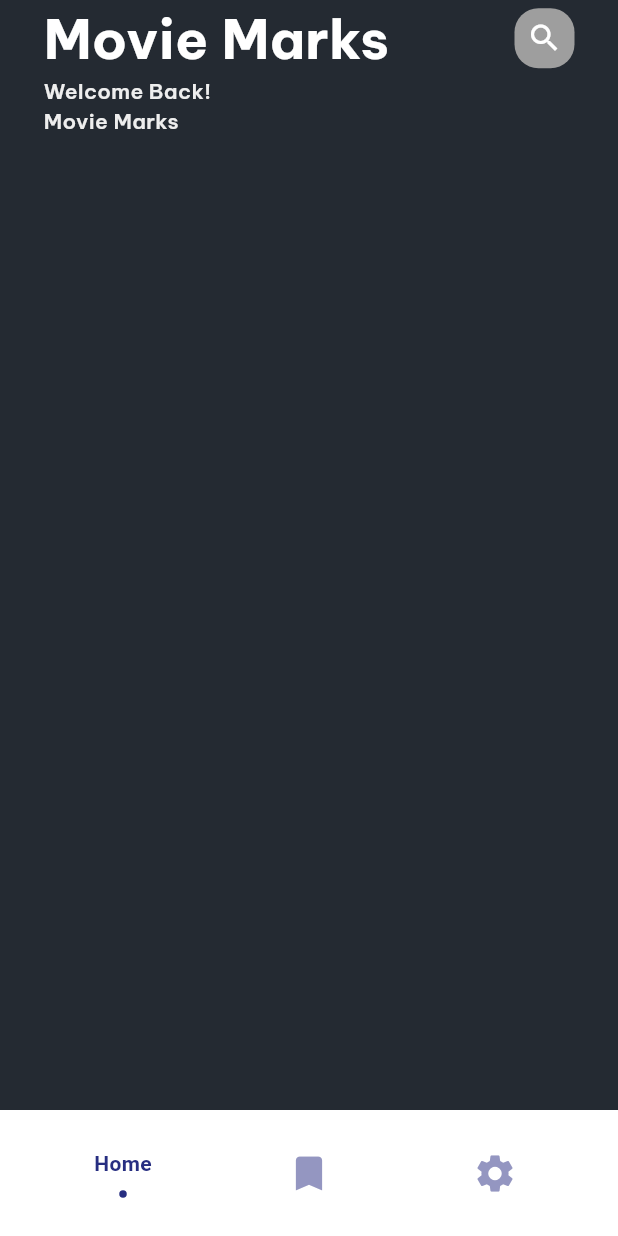
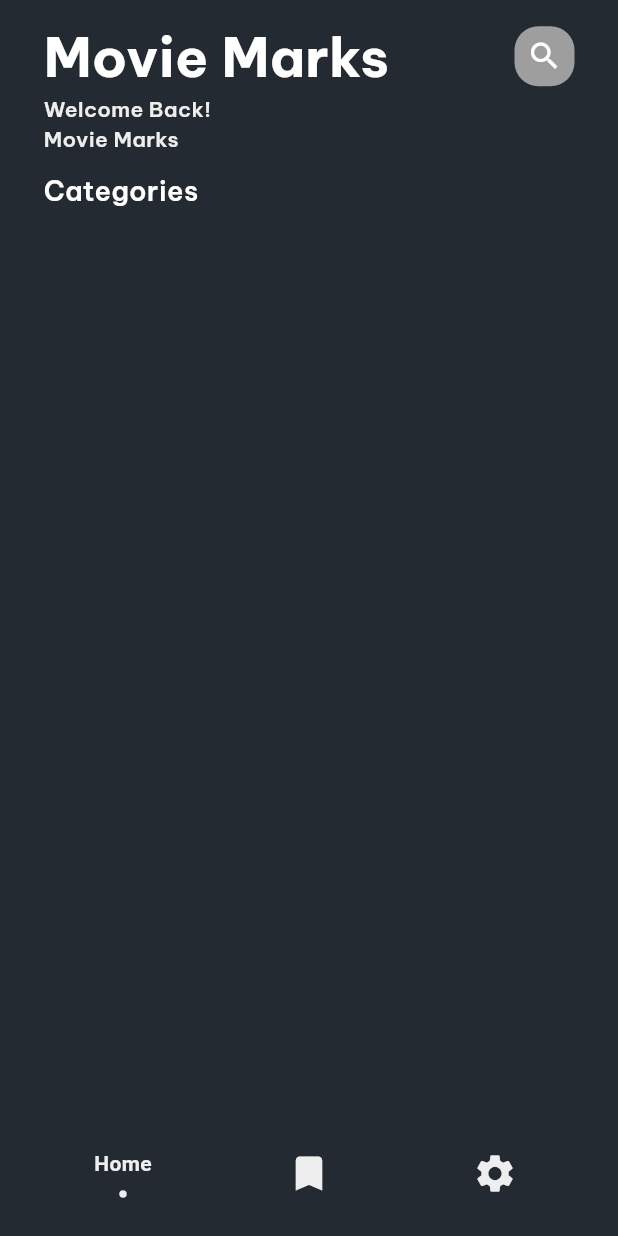
Before and after one commit to datlowashere/MovieMarks, a Flutter app: the screen it shows after launch, on a phone screen of 412 x 824 dp. Run offline on Flutter 3.47's test engine with Material 3 defaults, Android fonts, the light colour scheme and no system bars; drawn by our look-alikes of flashy_tab_bar2, flutter_easyloading, lazy_load_scrollview; our stand-ins replace bloc, dio, equatable, firebase_core, flutter_bloc, flutter_svg and 1 more; accounts and stored records are empty; network calls fail; Roboto replaces fonts that are missing (BeVietNamPro).

Commit message:
update: get list genre, movies

```diff
--- a/lib/constants/api_urls.dart
+++ b/lib/constants/api_urls.dart
@@ -1,5 +1,7 @@
 class ApiUrls{
   static const baseUrl="";
-  static const movieUrl = "https://api.themoviedb.org/3/";
+  static const tmdbApiBaseUrl = "https://api.themoviedb.org/3/";
   static const imageUrl = "https://image.tmdb.org/t/p/original";
+  static const genreEndPoint="genre/movie/list";
+  static const moviesEndPoint ="movie/popular";
 }
--- a/lib/constants/app_contants.dart
+++ b/lib/constants/app_contants.dart
@@ -11,4 +11,5 @@ class AppConstants {
   static const averageRating = "Average Rating";
   static const readMore = "Read More";
   static const rateCount = "Rate Count";
+  static const genreTitle = "Categories";
 }
--- /dev/null
+++ b/lib/data/repository/genre_repository.dart
@@ -0,0 +1,20 @@
+import 'package:movie_marks/constants/api_urls.dart';
+import 'package:movie_marks/data/models/genre_model.dart';
+import 'package:movie_marks/data/services/api_service_tmdb.dart';
+
+class GenreRepository {
+  final ApiServiceTMDB _apiService;
+
+  GenreRepository({ApiServiceTMDB? apiService})
+      : _apiService = apiService ?? ApiServiceTMDB();
+
+  Future<List<GenreModel>> getListGenres() async {
+    final response = await _apiService.get(ApiUrls.genreEndPoint);
+
+    final genres = (response.data['genres'] as List<dynamic>)
+        .map((json) => GenreModel.fromJson(json as Map<String, dynamic>))
+        .toList();
+
+    return genres;
+  }
+}
--- /dev/null
+++ b/lib/data/repository/movie_repository.dart
@@ -0,0 +1,22 @@
+import 'package:movie_marks/constants/api_urls.dart';
+import 'package:movie_marks/data/models/movie_model.dart';
+import 'package:movie_marks/data/services/api_service_tmdb.dart';
+
+class MovieRepository {
+  final ApiServiceTMDB _apiService;
+
+  MovieRepository({ApiServiceTMDB? apiService})
+      : _apiService = apiService ?? ApiServiceTMDB();
+
+  Future<List<MovieModel>> getPopularMovies({int page = 1}) async {
+    final response = await _apiService.get(ApiUrls.moviesEndPoint, queryParameters: {
+      'page': page,
+    });
+
+    final movies = (response.data['results'] as List<dynamic>)
+        .map((json) => MovieModel.fromJson(json as Map<String, dynamic>))
+        .toList();
+
+    return movies;
+  }
+}
--- a/lib/presentation/screens/home/bloc/home_event.dart
+++ b/lib/presentation/screens/home/bloc/home_event.dart
@@ -12,3 +12,8 @@ final class HomeInitialEvent extends HomeEvent {
   @override
   List<Object?> get props => [];
 }
+
+final class LoadMoreMoviesEvent extends HomeEvent {
+  @override
+  List<Object?> get props => [];
+}
--- a/lib/presentation/screens/home/bloc/home_state.dart
+++ b/lib/presentation/screens/home/bloc/home_state.dart
@@ -1,4 +1,6 @@
 import 'package:equatable/equatable.dart';
+import 'package:movie_marks/data/models/genre_model.dart';
+import 'package:movie_marks/data/models/movie_model.dart';
 
 enum HomeStatus {
   initial,
@@ -10,32 +12,31 @@ enum HomeStatus {
 final class HomeState extends Equatable {
   final HomeStatus? status;
   final bool isLoadingPage;
+  final List<GenreModel>? listGenres;
+  final List<MovieModel>? listMovies;
 
+  const HomeState(
+      {this.status,
+      this.isLoadingPage = false,
+      this.listGenres,
+      this.listMovies});
 
-  const HomeState({
-    this.status,
-    this.isLoadingPage = false,
-  });
-
-  static HomeState initial() =>
-      const HomeState(
+  static HomeState initial() => const HomeState(
         status: HomeStatus.initial,
       );
 
-  HomeState copyWith({
-    HomeStatus? status,
-    bool? isLoadingPage,
-  }) {
+  HomeState copyWith(
+      {HomeStatus? status,
+      bool? isLoadingPage,
+      List<GenreModel>? listGenres,
+      List<MovieModel>? listMovies}) {
     return HomeState(
         status: status ?? this.status,
-        isLoadingPage: isLoadingPage ?? this.isLoadingPage
-    );
+        isLoadingPage: isLoadingPage ?? this.isLoadingPage,
+        listGenres: listGenres ?? this.listGenres,
+        listMovies: listMovies ?? this.listMovies);
   }
 
   @override
-  List<Object?> get props =>
-      [
-        status,
-        isLoadingPage
-      ];
+  List<Object?> get props => [status, isLoadingPage, listGenres, listMovies];
 }
--- a/lib/presentation/screens/home/page/home_body.dart
+++ b/lib/presentation/screens/home/page/home_body.dart
@@ -1,8 +1,15 @@
 import 'package:flutter/material.dart';
 import 'package:flutter_bloc/flutter_bloc.dart';
+import 'package:flutter_easyloading/flutter_easyloading.dart';
+import 'package:lazy_load_scrollview/lazy_load_scrollview.dart';
 import 'package:movie_marks/config/theme/app_colors.dart';
+import 'package:movie_marks/config/theme/app_text_styles.dart';
+import 'package:movie_marks/constants/app_contants.dart';
+import 'package:movie_marks/presentation/components/custom_button.dart';
+import 'package:movie_marks/presentation/components/custom_title.dart';
 import 'package:movie_marks/presentation/components/movie_item.dart';
 import 'package:movie_marks/presentation/screens/home/bloc/home_bloc.dart';
+import 'package:movie_marks/presentation/screens/home/bloc/home_event.dart';
 import 'package:movie_marks/presentation/screens/home/bloc/home_state.dart';
 import 'package:movie_marks/presentation/screens/home/widgets/app_bar_home.dart';
 
@@ -17,17 +24,82 @@ class _HomeBodyState extends State<HomeBody> {
   @override
   Widget build(BuildContext context) {
     return BlocListener<HomeBloc, HomeState>(
-      listener: (context, state) {},
+      listener: (context, state) {
+        state.status == HomeStatus.processing
+            ? EasyLoading.show()
+            : EasyLoading.dismiss();
+      },
       child: BlocBuilder<HomeBloc, HomeState>(
         builder: (context, state) {
           return Scaffold(
             backgroundColor: AppColors.charlestonGreen,
             body: SafeArea(
                 child: Container(
-              padding: EdgeInsets.symmetric(horizontal: 29),
+              padding: const EdgeInsets.only(top: 12),
               child: Column(
-                children: [AppBarHome()],
-              ),
+                  crossAxisAlignment: CrossAxisAlignment.start,
+                  children: [
+                    AppBarHome(
+                      onTapSearch: () {},
+                    ),
+                    CustomTitle(
+                      title: AppConstants.genreTitle,
+                      style: AppTextStyles.beVietNamProStyles.semiBold18White,
+                      margin: const EdgeInsets.symmetric(horizontal: 29),
+                    ),
+                    const SizedBox(
+                      height: 12,
+                    ),
+                    SizedBox(
+                      height: 32,
+                      child: ListView.separated(
+                        scrollDirection: Axis.horizontal,
+                        itemCount: state.listGenres?.length ?? 0,
+                        itemBuilder: (context, index) {
+                          state.listGenres?[index];
+                          return Container(
+                            margin: EdgeInsets.only(left: index == 0 ? 29 : 0),
+                            child: CustomButton(
+                              title: state.listGenres?[index].title ?? '',
+                              padding: const EdgeInsets.symmetric(
+                                  vertical: 7, horizontal: 22),
+                              borderRadius: 16,
+                            ),
+                          );
+                        },
+                        separatorBuilder: (context, index) {
+                          return const SizedBox(width: 29);
+                        },
+                      ),
+                    ),
+                    const SizedBox(
+                      height: 29,
+                    ),
+                    Expanded(
+                      child: LazyLoadScrollView(
+                        onEndOfPage: () {
+                          context.read<HomeBloc>().add(LoadMoreMoviesEvent());
+                        },
+                        isLoading: state.status == HomeStatus.processing,
+                        child: Container(
+                          margin: const EdgeInsets.only(left: 29),
+                          child: ListView.separated(
+                            itemCount: state.listMovies?.length ?? 0,
+                            itemBuilder: (context, index) {
+                              return
+                                MovieItem(
+                                index: index,
+                                movieModel: state.listMovies?[index],
+                              );
+                            },
+                            separatorBuilder: (context, index) {
+                              return const SizedBox(height: 12);
+                            },
+                          ),
+                        ),
+                      ),
+                    ),
+                  ]),
             )),
           );
         },
--- a/lib/presentation/screens/home/widgets/app_bar_home.dart
+++ b/lib/presentation/screens/home/widgets/app_bar_home.dart
@@ -1,8 +1,6 @@
 import 'package:flutter/material.dart';
-import 'package:movie_marks/config/theme/app_colors.dart';
 import 'package:movie_marks/config/theme/app_text_styles.dart';
 import 'package:movie_marks/constants/app_contants.dart';
-import 'package:movie_marks/presentation/components/custom_avatar.dart';
 import 'package:movie_marks/presentation/components/custom_button.dart';
 import 'package:movie_marks/presentation/components/custom_text_pair.dart';
 import 'package:movie_marks/presentation/components/custom_title.dart';
@@ -19,7 +17,9 @@ class AppBarHome extends StatefulWidget {
 class _AppBarHomeState extends State<AppBarHome> {
   @override
   Widget build(BuildContext context) {
-    return Column(
+    return Container(
+      margin: const EdgeInsets.symmetric(horizontal: 29),
+      child: Column(
         children: [
           Row(
             mainAxisAlignment: MainAxisAlignment.spaceBetween,
@@ -55,6 +55,7 @@ class _AppBarHomeState extends State<AppBarHome> {
             ],
           ),
         ],
+      ),
     );
   }
 }
--- a/lib/presentation/screens/main/page/main_body.dart
+++ b/lib/presentation/screens/main/page/main_body.dart
@@ -1,6 +1,7 @@
 import 'package:flashy_tab_bar2/flashy_tab_bar2.dart';
 import 'package:flutter/material.dart';
 import 'package:flutter_bloc/flutter_bloc.dart';
+import 'package:movie_marks/config/theme/app_colors.dart';
 import 'package:movie_marks/constants/app_contants.dart';
 import 'package:movie_marks/presentation/screens/home/page/home_page.dart';
 import 'package:movie_marks/presentation/screens/main/bloc/main_bloc.dart';
@@ -23,7 +24,6 @@ class _MainBodyState extends State<MainBody> {
     const SettingPage(),
   ];
 
-
   @override
   Widget build(BuildContext context) {
     return BlocListener<MainBloc, MainState>(
@@ -40,19 +40,23 @@ class _MainBodyState extends State<MainBody> {
               onItemSelected: (index) => setState(() {
                 _selectedIndex = index;
               }),
+              backgroundColor: AppColors.charlestonGreen,
               items: [
                 FlashyTabBarItem(
                     icon: const Icon(Icons.home),
                     title: const Text(AppConstants.home),
-                ),
+                    activeColor: AppColors.brightGray,
+                    inactiveColor: AppColors.brightGray),
                 FlashyTabBarItem(
                     icon: const Icon(Icons.bookmark),
                     title: const Text(AppConstants.watchList),
-                ),
+                    activeColor: AppColors.brightGray,
+                    inactiveColor: AppColors.brightGray),
                 FlashyTabBarItem(
                     icon: const Icon(Icons.settings),
                     title: const Text(AppConstants.settings),
-                ),
+                    activeColor: AppColors.brightGray,
+                    inactiveColor: AppColors.brightGray),
               ],
             ),
           );
--- a/pubspec.yaml
+++ b/pubspec.yaml
@@ -21,6 +21,7 @@ dependencies:
   flutter_easyloading: ^3.0.5
   flashy_tab_bar2: ^0.0.10
   cupertino_icons: ^1.0.8
+  lazy_load_scrollview: ^1.3.0
 
 dev_dependencies:
   flutter_test:
```
Also changed, not shown: lib/data/data_sources/local/dummy_data.dart (added, +81 -0 lines), lib/data/services/api_service_tmdb.dart (added, +25 -0 lines), lib/presentation/components/movie_item.dart (+24 -14 lines), lib/presentation/screens/home/bloc/home_bloc.dart (+42 -3 lines), lib/data/repository/repo.dart (deleted), pubspec.lock. Lines whose indentation alone changed are shown as unchanged.
